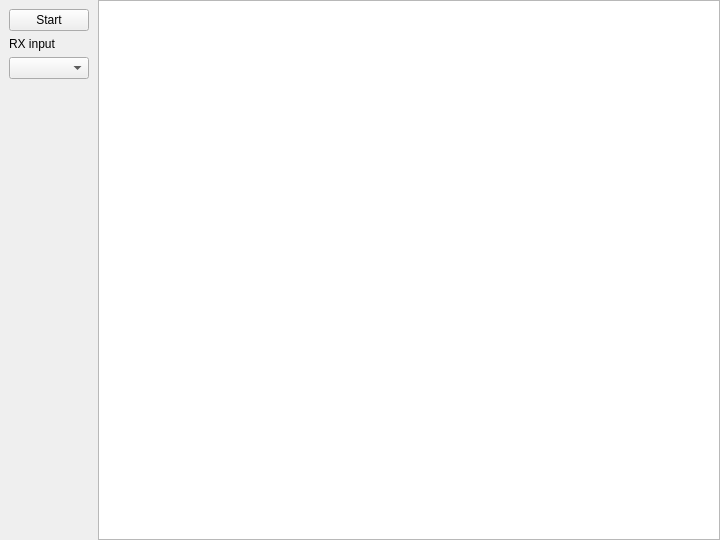
The window that projects/sdr_receiver/server/sdr-receiver.ui (pavel-demin/usb104-a7-notes) describes before a commit, drawn with Qt 5.
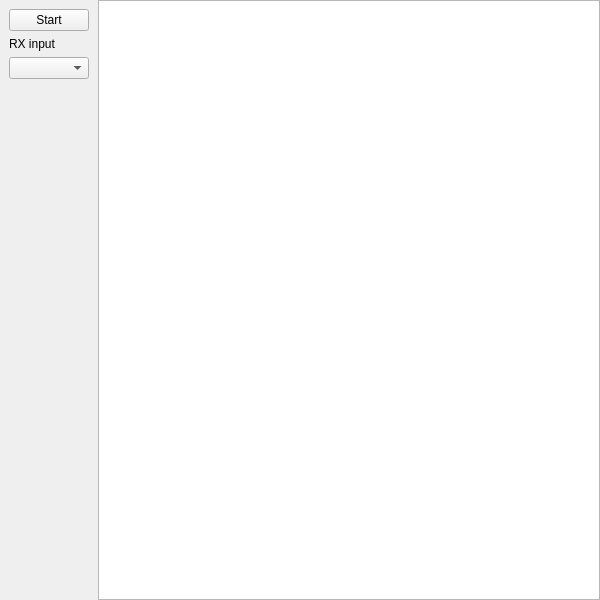
The same window after the commit.

Commit message: set window size to 600x600 in sdr-receiver.ui

What changed in the file:
```diff
--- a/projects/sdr_receiver/server/sdr-receiver.ui
+++ b/projects/sdr_receiver/server/sdr-receiver.ui
@@ -6,14 +6,14 @@
    <rect>
     <x>0</x>
     <y>0</y>
-    <width>720</width>
-    <height>540</height>
+    <width>600</width>
+    <height>600</height>
    </rect>
   </property>
   <property name="minimumSize">
    <size>
-    <width>720</width>
-    <height>540</height>
+    <width>600</width>
+    <height>600</height>
    </size>
   </property>
   <property name="windowTitle">
```
